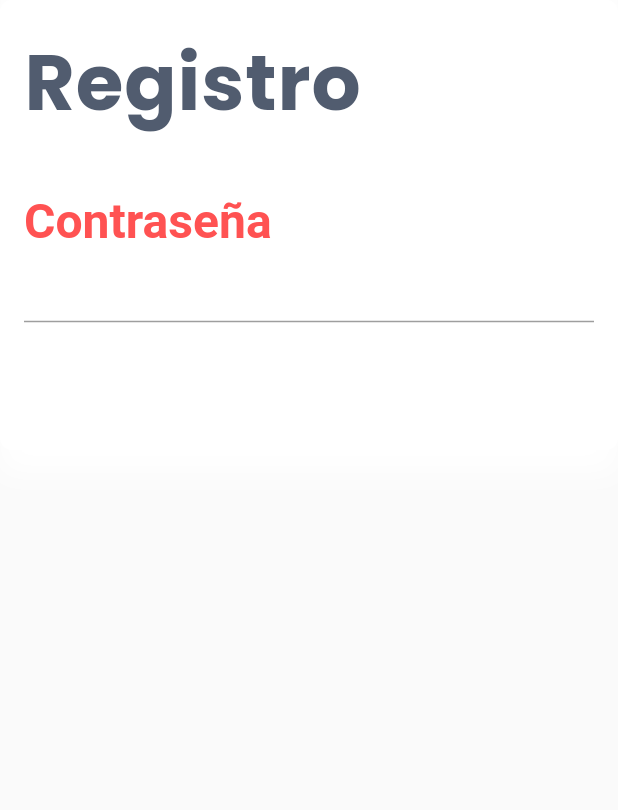
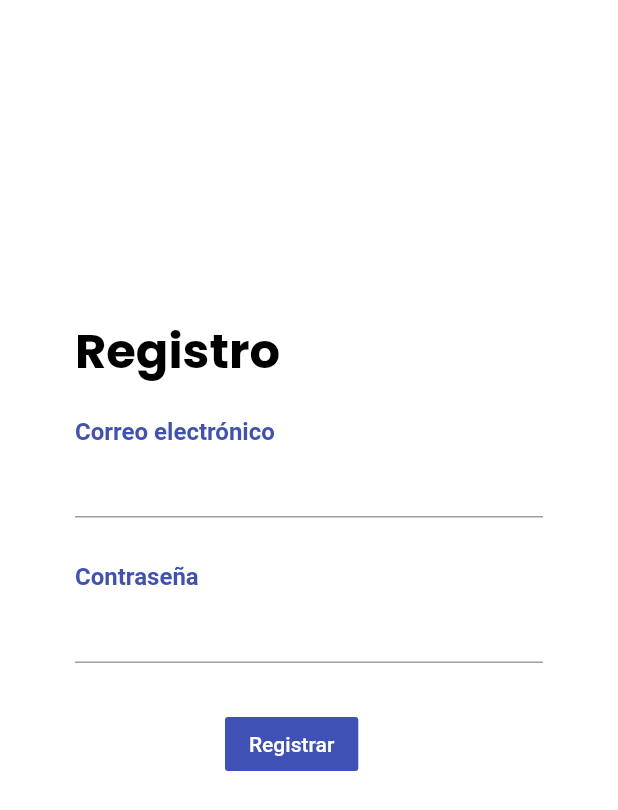
Before and after one commit to diazdesandi/residencia, a Flutter app: the Registrar screen opened directly, on a phone screen of 412 x 824 dp. Shown: the top 810 px of the screen. Run offline on Flutter 3.47's test engine with Material 2 defaults, Android fonts, the phone set to English and light mode, and no system bars; our stand-ins replace cloud_firestore, curved_navigation_bar, firebase_auth, firebase_core, flutter_screenutil, google_fonts and 3 more; missing offline and left inert: flutter_barcode_scanner; accounts and stored records are empty.

Commit message:
New screen, optimized code.

```diff
--- a/appinventario/lib/login/registrar.dart
+++ b/appinventario/lib/login/registrar.dart
@@ -1,57 +1,80 @@
 import 'package:flutter/material.dart';
-import 'package:flutter_screenutil/flutter_screenutil.dart';
 import 'package:google_fonts/google_fonts.dart';
+import 'package:provider/provider.dart';
+import 'auth.dart';
+import 'package:styled_widget/styled_widget.dart';
 
 class Registrar extends StatelessWidget {
+  final TextEditingController emailController = TextEditingController();
+  final TextEditingController passwordController = TextEditingController();
   @override
   Widget build(BuildContext context) {
-    return new Container(
-        width: double.infinity,
-        height: 300,
-        padding: EdgeInsets.only(bottom: 1),
-        decoration: BoxDecoration(
-            color: Colors.white,
-            borderRadius: BorderRadius.circular(8.0),
-            boxShadow: [
-              BoxShadow(
-                  color: Colors.white,
-                  offset: Offset(0.0, 15.0),
-                  blurRadius: 15.0),
-              BoxShadow(
-                  color: Colors.white,
-                  offset: Offset(0.0, -10.0),
-                  blurRadius: 10.0),
-            ]),
-        child: Padding(
-            padding: EdgeInsets.only(left: 16.0, right: 16.0, top: 16.0),
-            child: Column(
-                crossAxisAlignment: CrossAxisAlignment.start,
-                children: <Widget>[
+    return new Scaffold(
+      backgroundColor: Colors.white,
+      body: Stack(children: <Widget>[
+        Container(
+            child: Column(children: <Widget>[
+          Padding(
+            padding: const EdgeInsets.fromLTRB(50, 190, 50, 0),
+            child: Container(
+                child: Column(
+                    crossAxisAlignment: CrossAxisAlignment.start,
+                    children: <Widget>[
                   Text("Registro",
                       style: GoogleFonts.poppins(
                           textStyle: TextStyle(
-                              fontSize: ScreenUtil.getInstance().setSp(45),
+                        fontSize: 32,
+                        fontWeight: FontWeight.bold,
+                        color: Colors.black,
+                      ))).padding(horizontal: 0, vertical: 20),
+                  Text("Correo electrónico",
+                      style: GoogleFonts.roboto(
+                          textStyle: TextStyle(
+                              fontSize: 16,
                               fontWeight: FontWeight.bold,
-                              color: const Color(0xff515c6f),
-                              letterSpacing: .6))),
+                              color: Colors.indigo))),
+                  TextField(
+                    controller: emailController,
+                    decoration: InputDecoration(
+                        hintStyle:
+                            TextStyle(color: Colors.grey, fontSize: 13.0)),
+                  ),
                   SizedBox(
-                    height: ScreenUtil.getInstance().setHeight(30),
+                    height: 30,
                   ),
                   Text("Contraseña",
                       style: GoogleFonts.roboto(
                           textStyle: TextStyle(
-                              fontSize: ScreenUtil.getInstance().setSp(28),
+                              fontSize: 16,
                               fontWeight: FontWeight.bold,
-                              color: Colors.redAccent))),
+                              color: Colors.indigo))),
                   TextField(
+                    controller: passwordController,
                     obscureText: true,
                     decoration: InputDecoration(
                         hintStyle:
-                            TextStyle(color: Colors.grey, fontSize: 12.0)),
+                            TextStyle(color: Colors.grey, fontSize: 13.0)),
                   ),
                   SizedBox(
-                    height: ScreenUtil.getInstance().setHeight(35),
+                    height: 30,
                   ),
-                ])));
+                  Padding(
+                      padding: const EdgeInsets.fromLTRB(100, 0, 100, 0),
+                      child: FlatButton(
+                        textColor: Colors.white,
+                        color: Colors.indigo,
+                        child: Text('Registrar'),
+                        onPressed: () {
+                          context.read<AuthenticationService>().signUp(
+                                email: emailController.text.trim(),
+                                password: passwordController.text.trim(),
+                              );
+                        },
+                      ))
+                ])),
+          ),
+        ])),
+      ]),
+    );
   }
 }
```
Also changed, not shown: appinventario/lib/login/recup.dart (added, +57 -0 lines), appinventario/lib/login/respass.dart (deleted, +0 -98 lines), appinventario/lib/login/usersetup.dart (added, +11 -0 lines), appinventario/lib/loginpage.dart (+26 -45 lines), appinventario/lib/navbarscreens/codescanner.dart (+94 -16 lines), appinventario/lib/navbarscreens/home.dart (deleted, +0 -95 lines), appinventario/lib/navbarscreens/manualform.dart (+4 -6 lines), appinventario/lib/navbarscreens/navbarmaster.dart (+1 -7 lines), appinventario/lib/navbarscreens/planos.dart (added, +18 -0 lines), appinventario/pubspec.yaml (+9 -38 lines), appinventario/lib/assets/planos.png (added), appinventario/pubspec.lock.
